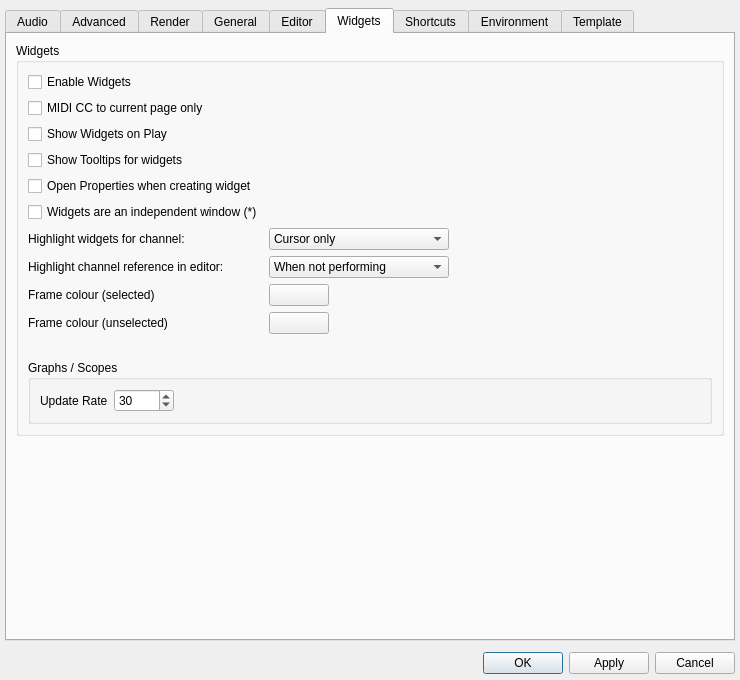
CsoundQt/CsoundQt, file src/configdialog.ui: the form before one commit.
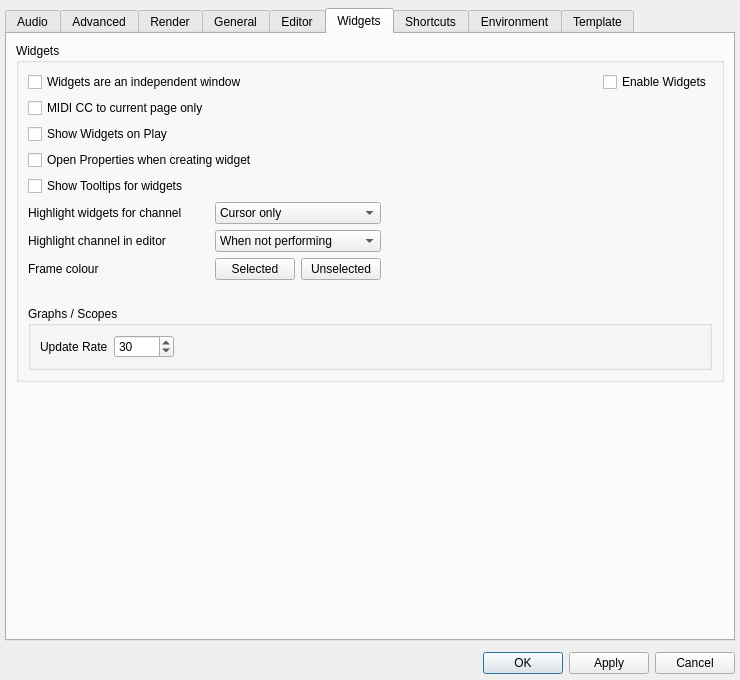
The form after the commit.

Commit message:
fix empty panel when widgets are an independent window, settings dialog
* Widgets panel was left empty if widgets are an independent window.
* Switch between widgets as panel and as window possible without restart
* Settings dialog: better layout for widgets tab

Patch:
```diff
--- a/src/configdialog.ui
+++ b/src/configdialog.ui
@@ -2651,6 +2651,238 @@
               <string>Widgets</string>
              </property>
              <layout class="QGridLayout" name="gridLayout_7">
+              <item row="0" column="0">
+               <layout class="QGridLayout" name="gridLayout_16">
+                <item row="8" column="1" colspan="2">
+                 <widget class="QComboBox" name="channelHighlightModeComboBox">
+                  <property name="sizePolicy">
+                   <sizepolicy hsizetype="Preferred" vsizetype="Fixed">
+                    <horstretch>0</horstretch>
+                    <verstretch>0</verstretch>
+                   </sizepolicy>
+                  </property>
+                  <property name="maximumSize">
+                   <size>
+                    <width>43000</width>
+                    <height>16777215</height>
+                   </size>
+                  </property>
+                  <property name="toolTip">
+                   <string>&lt;html&gt;&lt;head/&gt;&lt;body&gt;&lt;p&gt;&lt;span style=&quot; font-weight:700;&quot;&gt;Never&lt;/span&gt;: only with keyboard shortcut. &lt;br/&gt;&lt;span style=&quot; font-weight:700;&quot;&gt;Cursor only&lt;/span&gt;: highlight channel at the text cursor. &lt;br/&gt;&lt;span style=&quot; font-weight:700;&quot;&gt;Mouse only&lt;/span&gt;: when hovering a channel &lt;br/&gt;&lt;span style=&quot; font-weight:700;&quot;&gt;Full&lt;/span&gt;: both cursor and mouse hover.&lt;/p&gt;&lt;/body&gt;&lt;/html&gt;</string>
+                  </property>
+                  <property name="currentIndex">
+                   <number>1</number>
+                  </property>
+                  <item>
+                   <property name="text">
+                    <string>Never</string>
+                   </property>
+                  </item>
+                  <item>
+                   <property name="text">
+                    <string>Cursor only</string>
+                   </property>
+                  </item>
+                  <item>
+                   <property name="text">
+                    <string>Mouse only</string>
+                   </property>
+                  </item>
+                  <item>
+                   <property name="text">
+                    <string>Full</string>
+                   </property>
+                  </item>
+                 </widget>
+                </item>
+                <item row="9" column="1" colspan="2">
+                 <widget class="QComboBox" name="channelReferenceHighlightModeComboBox">
+                  <property name="sizePolicy">
+                   <sizepolicy hsizetype="Preferred" vsizetype="Fixed">
+                    <horstretch>0</horstretch>
+                    <verstretch>0</verstretch>
+                   </sizepolicy>
+                  </property>
+                  <property name="minimumSize">
+                   <size>
+                    <width>120</width>
+                    <height>0</height>
+                   </size>
+                  </property>
+                  <property name="maximumSize">
+                   <size>
+                    <width>33333</width>
+                    <height>16777215</height>
+                   </size>
+                  </property>
+                  <property name="toolTip">
+                   <string>&lt;html&gt;&lt;head/&gt;&lt;body&gt;&lt;p&gt;Highlights lines in the editor which reference a widget's channel. &lt;/p&gt;&lt;p&gt;&lt;span style=&quot; font-weight:700;&quot;&gt;Never&lt;/span&gt;: only explicit highlights&lt;br/&gt;&lt;span style=&quot; font-weight:700;&quot;&gt;Edit Mode&lt;/span&gt;: in edit mode only &lt;br/&gt;&lt;span style=&quot; font-weight:700;&quot;&gt;When not performing&lt;/span&gt;: always while stopped, in edit mode if playing&lt;br/&gt;&lt;span style=&quot; font-weight:700;&quot;&gt;Always&lt;/span&gt;: if widget is hovered or selected&lt;/p&gt;&lt;/body&gt;&lt;/html&gt;</string>
+                  </property>
+                  <property name="currentIndex">
+                   <number>2</number>
+                  </property>
+                  <item>
+                   <property name="text">
+                    <string>Never</string>
+                   </property>
+                  </item>
+                  <item>
+                   <property name="text">
+                    <string>Edit Mode</string>
+                   </property>
+                  </item>
+                  <item>
+                   <property name="text">
+                    <string>When not performing</string>
+                   </property>
+                  </item>
+                  <item>
+                   <property name="text">
+                    <string>Always</string>
+                   </property>
+                  </item>
+                 </widget>
+                </item>
+                <item row="0" column="3">
+                 <spacer name="horizontalSpacer_7">
+                  <property name="orientation">
+                   <enum>Qt::Orientation::Horizontal</enum>
+                  </property>
+                  <property name="sizeHint" stdset="0">
+                   <size>
+                    <width>40</width>
+                    <height>20</height>
+                   </size>
+                  </property>
+                 </spacer>
+                </item>
+                <item row="4" column="0">
+                 <widget class="QCheckBox" name="showWidgetsOnRunCheckBox">
+                  <property name="toolTip">
+                   <string>Make the widget panel visible when a csd is played</string>
+                  </property>
+                  <property name="text">
+                   <string>Show Widgets on Play</string>
+                  </property>
+                 </widget>
+                </item>
+                <item row="10" column="2">
+                 <widget class="QPushButton" name="frameColorUnselectedButton">
+                  <property name="maximumSize">
+                   <size>
+                    <width>100</width>
+                    <height>16777215</height>
+                   </size>
+                  </property>
+                  <property name="toolTip">
+                   <string>Border colour of widgets while editing, when not selected. Includes opacity.</string>
+                  </property>
+                  <property name="text">
+                   <string>Unselected</string>
+                  </property>
+                 </widget>
+                </item>
+                <item row="10" column="1">
+                 <widget class="QPushButton" name="frameColorSelectedButton">
+                  <property name="maximumSize">
+                   <size>
+                    <width>100</width>
+                    <height>16777215</height>
+                   </size>
+                  </property>
+                  <property name="toolTip">
+                   <string>Border colour of selected widgets while editing. Also used for the resize handles. No opacity.</string>
+                  </property>
+                  <property name="text">
+                   <string>Selected</string>
+                  </property>
+                 </widget>
+                </item>
+                <item row="10" column="0">
+                 <widget class="QLabel" name="label_frameColorSelected">
+                  <property name="text">
+                   <string>Frame colour</string>
+                  </property>
+                 </widget>
+                </item>
+                <item row="7" column="0" colspan="2">
+                 <widget class="QCheckBox" name="showTooltipsCheckBox">
+                  <property name="text">
+                   <string>Show Tooltips for widgets</string>
+                  </property>
+                 </widget>
+                </item>
+                <item row="9" column="0">
+                 <widget class="QLabel" name="channelReferenceHighlightLabel">
+                  <property name="text">
+                   <string>Highlight channel in editor</string>
+                  </property>
+                 </widget>
+                </item>
+                <item row="8" column="0">
+                 <widget class="QLabel" name="channelHighlightLabel">
+                  <property name="minimumSize">
+                   <size>
+                    <width>0</width>
+                    <height>0</height>
+                   </size>
+                  </property>
+                  <property name="maximumSize">
+                   <size>
+                    <width>300</width>
+                    <height>16777215</height>
+                   </size>
+                  </property>
+                  <property name="text">
+                   <string>Highlight widgets for channel</string>
+                  </property>
+                  <property name="margin">
+                   <number>0</number>
+                  </property>
+                 </widget>
+                </item>
+                <item row="0" column="4">
+                 <widget class="QCheckBox" name="widgetsCheckBox">
+                  <property name="toolTip">
+                   <string>If unchecked, the engine skips widget channel setup and any interaction with csound</string>
+                  </property>
+                  <property name="text">
+                   <string>Enable Widgets</string>
+                  </property>
+                  <property name="checked">
+                   <bool>false</bool>
+                  </property>
+                 </widget>
+                </item>
+                <item row="3" column="0">
+                 <widget class="QCheckBox" name="midiCcToCurrentPageOnlyCheckBox">
+                  <property name="text">
+                   <string>MIDI CC to current page only</string>
+                  </property>
+                 </widget>
+                </item>
+                <item row="6" column="0" colspan="2">
+                 <widget class="QCheckBox" name="openPropertiesCheckBox">
+                  <property name="toolTip">
+                   <string>Automatically open properties dialog when a new widget is created</string>
+                  </property>
+                  <property name="text">
+                   <string>Open Properties when creating widget</string>
+                  </property>
+                 </widget>
+                </item>
+                <item row="0" column="0" colspan="3">
+                 <widget class="QCheckBox" name="widgetsIndependentCheckBox">
+                  <property name="toolTip">
+                   <string>&lt;html&gt;&lt;head/&gt;&lt;body&gt;&lt;p&gt;Widget panel is shown on its own window&lt;/p&gt;&lt;/body&gt;&lt;/html&gt;</string>
+                  </property>
+                  <property name="text">
+                   <string>Widgets are an independent window</string>
+                  </property>
+                 </widget>
+                </item>
+               </layout>
+              </item>
               <item row="4" column="0">
                <widget class="QGroupBox" name="horizontalGroupBox">
                 <property name="title">
@@ -2702,238 +2934,6 @@
                 </layout>
                </widget>
               </item>
-              <item row="0" column="0">
-               <layout class="QFormLayout" name="formLayout_6">
-                <item row="0" column="0">
-                 <widget class="QCheckBox" name="widgetsCheckBox">
-                  <property name="toolTip">
-                   <string>If unchecked, the engine skips widget channel setup and any interaction with csound</string>
-                  </property>
-                  <property name="text">
-                   <string>Enable Widgets</string>
-                  </property>
-                  <property name="checked">
-                   <bool>false</bool>
-                  </property>
-                 </widget>
-                </item>
-                <item row="1" column="0">
-                 <widget class="QCheckBox" name="midiCcToCurrentPageOnlyCheckBox">
-                  <property name="text">
-                   <string>MIDI CC to current page only</string>
-                  </property>
-                 </widget>
-                </item>
-                <item row="2" column="0">
-                 <widget class="QCheckBox" name="showWidgetsOnRunCheckBox">
-                  <property name="toolTip">
-                   <string>Make the widget panel visible when a csd is played</string>
-                  </property>
-                  <property name="text">
-                   <string>Show Widgets on Play</string>
-                  </property>
-                 </widget>
-                </item>
-                <item row="3" column="0">
-                 <widget class="QCheckBox" name="showTooltipsCheckBox">
-                  <property name="text">
-                   <string>Show Tooltips for widgets</string>
-                  </property>
-                 </widget>
-                </item>
-                <item row="4" column="0">
-                 <widget class="QCheckBox" name="openPropertiesCheckBox">
-                  <property name="toolTip">
-                   <string>Automatically open properties dialog when a new widget is created</string>
-                  </property>
-                  <property name="text">
-                   <string>Open Properties when creating widget</string>
-                  </property>
-                 </widget>
-                </item>
-                <item row="5" column="0">
-                 <widget class="QCheckBox" name="widgetsIndependentCheckBox">
-                  <property name="toolTip">
-                   <string>Widget panel is shown on its own window (requires restart)</string>
-                  </property>
-                  <property name="text">
-                   <string>Widgets are an independent window (*)</string>
-                  </property>
-                 </widget>
-                </item>
-                <item row="6" column="0">
-                 <widget class="QLabel" name="channelHighlightLabel">
-                  <property name="minimumSize">
-                   <size>
-                    <width>0</width>
-                    <height>0</height>
-                   </size>
-                  </property>
-                  <property name="maximumSize">
-                   <size>
-                    <width>300</width>
-                    <height>16777215</height>
-                   </size>
-                  </property>
-                  <property name="text">
-                   <string>Highlight widgets for channel:</string>
-                  </property>
-                  <property name="margin">
-                   <number>0</number>
-                  </property>
-                 </widget>
-                </item>
-                <item row="6" column="1">
-                 <widget class="QComboBox" name="channelHighlightModeComboBox">
-                  <property name="sizePolicy">
-                   <sizepolicy hsizetype="Preferred" vsizetype="Fixed">
-                    <horstretch>0</horstretch>
-                    <verstretch>0</verstretch>
-                   </sizepolicy>
-                  </property>
-                  <property name="maximumSize">
-                   <size>
-                    <width>180</width>
-                    <height>16777215</height>
-                   </size>
-                  </property>
-                  <property name="toolTip">
-                   <string>Never: highlight only with the keyboard shortcut. Cursor only: highlight the channel literal at the text cursor. Mouse only: highlight when hovering a channel with the mouse. Full: both cursor and mouse hover.</string>
-                  </property>
-                  <property name="currentIndex">
-                   <number>1</number>
-                  </property>
-                  <item>
-                   <property name="text">
-                    <string>Never</string>
-                   </property>
-                  </item>
-                  <item>
-                   <property name="text">
-                    <string>Cursor only</string>
-                   </property>
-                  </item>
-                  <item>
-                   <property name="text">
-                    <string>Mouse only</string>
-                   </property>
-                  </item>
-                  <item>
-                   <property name="text">
-                    <string>Full</string>
-                   </property>
-                  </item>
-                 </widget>
-                </item>
-                <item row="7" column="0">
-                 <widget class="QLabel" name="channelReferenceHighlightLabel">
-                  <property name="text">
-                   <string>Highlight channel reference in editor:</string>
-                  </property>
-                 </widget>
-                </item>
-                <item row="7" column="1">
-                 <widget class="QComboBox" name="channelReferenceHighlightModeComboBox">
-                  <property name="sizePolicy">
-                   <sizepolicy hsizetype="Preferred" vsizetype="Fixed">
-                    <horstretch>0</horstretch>
-                    <verstretch>0</verstretch>
-                   </sizepolicy>
-                  </property>
-                  <property name="minimumSize">
-                   <size>
-                    <width>120</width>
-                    <height>0</height>
-                   </size>
-                  </property>
-                  <property name="maximumSize">
-                   <size>
-                    <width>180</width>
-                    <height>16777215</height>
-                   </size>
-                  </property>
-                  <property name="toolTip">
-                   <string>Highlights lines in the editor which reference a widget's channel. Never: never automatically. Edit Mode: only while the widget layout is in edit mode, even during performance. When not performing: in all modes while no performance is running; during performance only in edit mode. Always: whenever a widget is hovered or selected, performing or not.</string>
-                  </property>
-                  <property name="currentIndex">
-                   <number>2</number>
-                  </property>
-                  <item>
-                   <property name="text">
-                    <string>Never</string>
-                   </property>
-                  </item>
-                  <item>
-                   <property name="text">
-                    <string>Edit Mode</string>
-                   </property>
-                  </item>
-                  <item>
-                   <property name="text">
-                    <string>When not performing</string>
-                   </property>
-                  </item>
-                  <item>
-                   <property name="text">
-                    <string>Always</string>
-                   </property>
-                  </item>
-                 </widget>
-                </item>
-                <item row="8" column="0">
-                 <widget class="QLabel" name="label_frameColorSelected">
-                  <property name="text">
-                   <string>Frame colour (selected)</string>
-                  </property>
-                 </widget>
-                </item>
-                <item row="8" column="1">
-                 <widget class="QPushButton" name="frameColorSelectedButton">
-                  <property name="maximumSize">
-                   <size>
-                    <width>60</width>
-                    <height>16777215</height>
-                   </size>
-                  </property>
-                  <property name="toolTip">
-                   <string>Border colour of selected widgets while editing. Also used for the resize handles. No opacity.</string>
-                  </property>
-                  <property name="text">
-                   <string/>
-                  </property>
-                 </widget>
-                </item>
-                <item row="9" column="0">
-                 <widget class="QLabel" name="label_frameColorUnselected">
-                  <property name="maximumSize">
-                   <size>
-                    <width>200</width>
-                    <height>16777215</height>
-                   </size>
-                  </property>
-                  <property name="text">
-                   <string>Frame colour (unselected)</string>
-                  </property>
-                 </widget>
-                </item>
-                <item row="9" column="1">
-                 <widget class="QPushButton" name="frameColorUnselectedButton">
-                  <property name="maximumSize">
-                   <size>
-                    <width>60</width>
-                    <height>16777215</height>
-                   </size>
-                  </property>
-                  <property name="toolTip">
-                   <string>Border colour of widgets while editing, when not selected. Includes opacity.</string>
-                  </property>
-                  <property name="text">
-                   <string/>
-                  </property>
-                 </widget>
-                </item>
-               </layout>
-              </item>
               <item row="3" column="0">
                <spacer name="horizontalSpacer_2">
                 <property name="orientation">
```
The commit also changes 2 other files.
